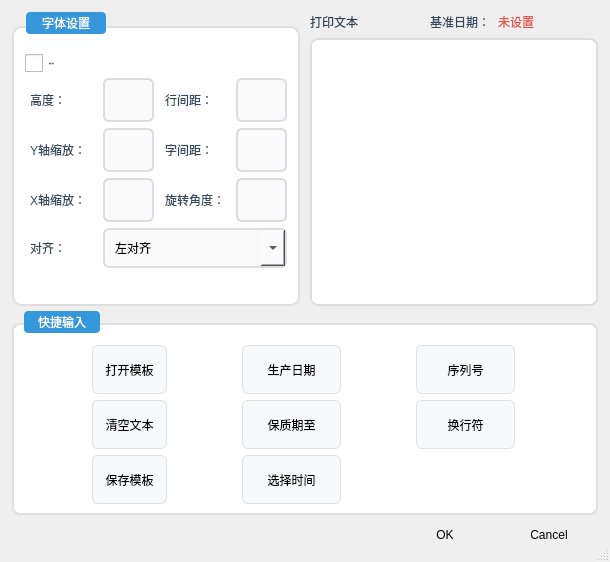
Qt form librecad/src/ui/forms/qg_dlgmtext.ui (Hcj1108/Librecad_AFP5000) before a commit.
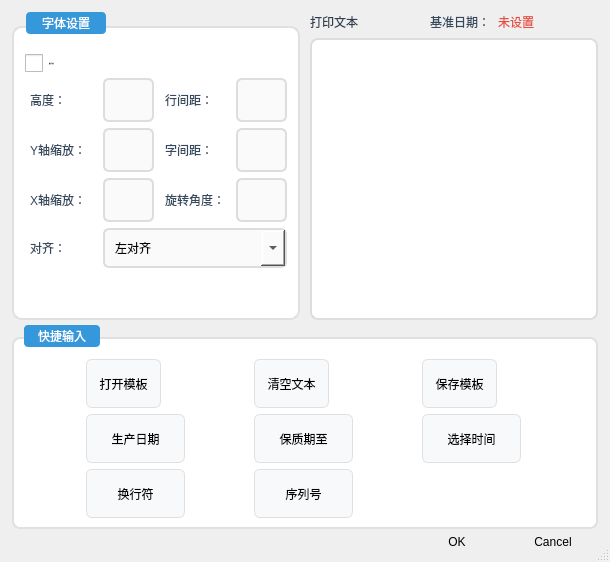
The same form after that commit. Icons and pictures are not drawn. Custom widgets are drawn as their Qt base class.

```diff
--- a/librecad/src/ui/forms/qg_dlgmtext.ui
+++ b/librecad/src/ui/forms/qg_dlgmtext.ui
@@ -440,15 +440,9 @@
          </widget>
         </item>
         <item row="1" column="4">
-         <widget class="QToolButton" name="toolButton">
-          <property name="minimumSize">
-           <size>
-            <width>99</width>
-            <height>46</height>
-           </size>
-          </property>
+         <widget class="QToolButton" name="bClear">
           <property name="text">
-           <string>生产日期</string>
+           <string>清空文本</string>
           </property>
           <property name="icon">
            <iconset resource="../../OCRdemo.qrc">
@@ -465,7 +459,7 @@
           </property>
          </widget>
         </item>
-        <item row="3" column="0">
+        <item row="1" column="5">
          <widget class="QToolButton" name="bSave">
           <property name="text">
            <string>保存模板</string>
@@ -486,9 +480,15 @@
          </widget>
         </item>
         <item row="2" column="0">
-         <widget class="QToolButton" name="bClear">
+         <widget class="QToolButton" name="toolButton">
+          <property name="minimumSize">
+           <size>
+            <width>99</width>
+            <height>46</height>
+           </size>
+          </property>
           <property name="text">
-           <string>清空文本</string>
+           <string>生产日期</string>
           </property>
           <property name="icon">
            <iconset resource="../../OCRdemo.qrc">
@@ -505,7 +505,7 @@
           </property>
          </widget>
         </item>
-        <item row="3" column="4">
+        <item row="2" column="5">
          <widget class="QToolButton" name="toolButton_4">
           <property name="minimumSize">
            <size>
@@ -531,7 +531,33 @@
           </property>
          </widget>
         </item>
-        <item row="1" column="5">
+        <item row="3" column="0">
+         <widget class="QToolButton" name="toolButton_6">
+          <property name="minimumSize">
+           <size>
+            <width>99</width>
+            <height>46</height>
+           </size>
+          </property>
+          <property name="text">
+           <string>换行符</string>
+          </property>
+          <property name="icon">
+           <iconset resource="../../OCRdemo.qrc">
+            <normaloff>:/PIC/Resources/PICs/line break.png</normaloff>:/PIC/Resources/PICs/line break.png</iconset>
+          </property>
+          <property name="iconSize">
+           <size>
+            <width>32</width>
+            <height>32</height>
+           </size>
+          </property>
+          <property name="toolButtonStyle">
+           <enum>Qt::ToolButtonStyle::ToolButtonTextBesideIcon</enum>
+          </property>
+         </widget>
+        </item>
+        <item row="3" column="4">
          <widget class="QToolButton" name="toolButton_7">
           <property name="maximumSize">
            <size>
@@ -557,32 +583,6 @@
           </property>
          </widget>
         </item>
-        <item row="2" column="5">
-         <widget class="QToolButton" name="toolButton_6">
-          <property name="minimumSize">
-           <size>
-            <width>99</width>
-            <height>46</height>
-           </size>
-          </property>
-          <property name="text">
-           <string>换行符</string>
-          </property>
-          <property name="icon">
-           <iconset resource="../../OCRdemo.qrc">
-            <normaloff>:/PIC/Resources/PICs/line break.png</normaloff>:/PIC/Resources/PICs/line break.png</iconset>
-          </property>
-          <property name="iconSize">
-           <size>
-            <width>32</width>
-            <height>32</height>
-           </size>
-          </property>
-          <property name="toolButtonStyle">
-           <enum>Qt::ToolButtonStyle::ToolButtonTextBesideIcon</enum>
-          </property>
-         </widget>
-        </item>
        </layout>
       </widget>
      </item>
@@ -603,7 +603,7 @@
       </size>
      </property>
      <property name="styleSheet">
-      <string notr="true">QPushButton{font: bold 12px &quot;Microsoft YaHei&quot;; padding: 8px 24px; border-radius: 6px; min-width: 50px;}
+      <string notr="true">QPushButton{font: bold 12px &quot;Microsoft YaHei&quot;; padding: 1px 20px; border-radius: 6px; min-width: 50px;}
 QPushButton[text=&quot;OK&quot;], QPushButton[text=&quot;确定&quot;]{background: #3498db; color: white;}
 QPushButton[text=&quot;OK&quot;]:hover, QPushButton[text=&quot;确定&quot;]:hover{background: #2980b9;}
 QPushButton[text=&quot;Cancel&quot;], QPushButton[text=&quot;取消&quot;]{background: #95a5a6; color: white;}
```
Left out of the diff: 4 changed lines with no effect on the pictures.
